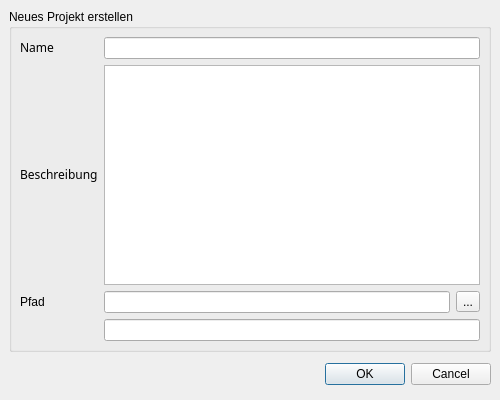
Old version of the form trunk/editor/projectNew.ui in the repository BackupTheBerlios/bbuilder-svn.
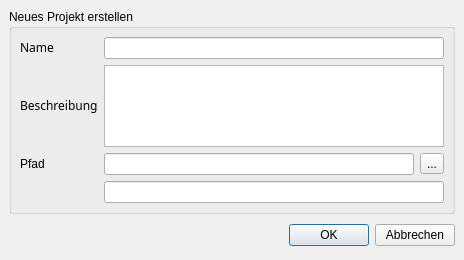
New version of the form.

Patch:
```diff
--- a/trunk/editor/projectNew.ui
+++ b/trunk/editor/projectNew.ui
@@ -8,8 +8,8 @@
    <rect>
     <x>0</x>
     <y>0</y>
-    <width>500</width>
-    <height>400</height>
+    <width>464</width>
+    <height>260</height>
    </rect>
   </property>
   <property name="sizePolicy" >
@@ -32,60 +32,15 @@
   <property name="modal" >
    <bool>false</bool>
   </property>
-  <widget class="QWidget" name="" >
-   <property name="geometry" >
-    <rect>
-     <x>9</x>
-     <y>358</y>
-     <width>482</width>
-     <height>33</height>
-    </rect>
-   </property>
-   <layout class="QHBoxLayout" >
+  <layout class="QGridLayout" >
     <property name="margin" >
-     <number>0</number>
+    <number>9</number>
     </property>
     <property name="spacing" >
      <number>6</number>
     </property>
-    <item>
-     <spacer>
-      <property name="orientation" >
-       <enum>Qt::Horizontal</enum>
-      </property>
-      <property name="sizeHint" >
-       <size>
-        <width>131</width>
-        <height>31</height>
-       </size>
-      </property>
-     </spacer>
-    </item>
-    <item>
-     <widget class="QPushButton" name="okButton" >
-      <property name="text" >
-       <string>OK</string>
-      </property>
-     </widget>
-    </item>
-    <item>
-     <widget class="QPushButton" name="cancelButton" >
-      <property name="text" >
-       <string>Cancel</string>
-      </property>
-     </widget>
-    </item>
-   </layout>
-  </widget>
+   <item row="0" column="0" >
   <widget class="QGroupBox" name="groupBox" >
-   <property name="geometry" >
-    <rect>
-     <x>9</x>
-     <y>9</y>
-     <width>482</width>
-     <height>343</height>
-    </rect>
-   </property>
    <property name="title" >
     <string>Neues Projekt erstellen</string>
    </property>
@@ -211,6 +166,45 @@
     </property>
    </widget>
   </widget>
+   </item>
+   <item row="1" column="0" >
+    <layout class="QHBoxLayout" >
+     <property name="margin" >
+      <number>0</number>
+     </property>
+     <property name="spacing" >
+      <number>6</number>
+     </property>
+     <item>
+      <spacer>
+       <property name="orientation" >
+        <enum>Qt::Horizontal</enum>
+       </property>
+       <property name="sizeHint" >
+        <size>
+         <width>131</width>
+         <height>31</height>
+        </size>
+       </property>
+      </spacer>
+     </item>
+     <item>
+      <widget class="QPushButton" name="okButton" >
+       <property name="text" >
+        <string>OK</string>
+       </property>
+      </widget>
+     </item>
+     <item>
+      <widget class="QPushButton" name="cancelButton" >
+       <property name="text" >
+        <string>Abbrechen</string>
+       </property>
+      </widget>
+     </item>
+    </layout>
+   </item>
+  </layout>
  </widget>
  <pixmapfunction></pixmapfunction>
  <tabstops>
```
Left out of the diff: 4 changed lines with no effect on the pictures. Lines whose indentation alone changed are shown as unchanged.
